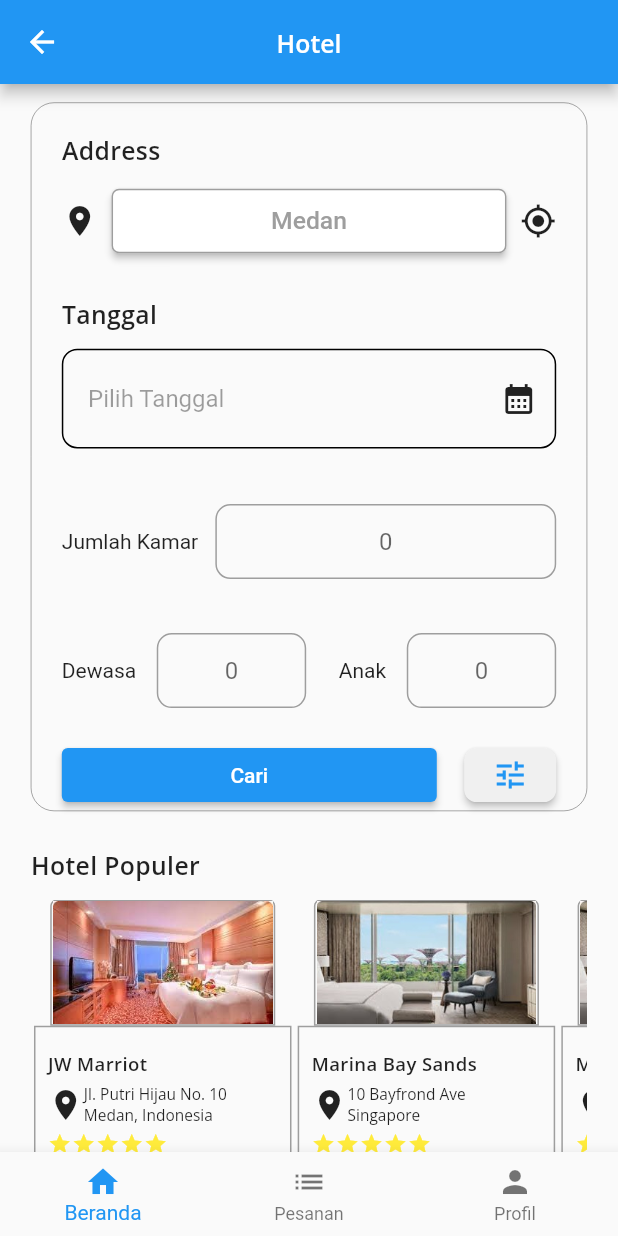
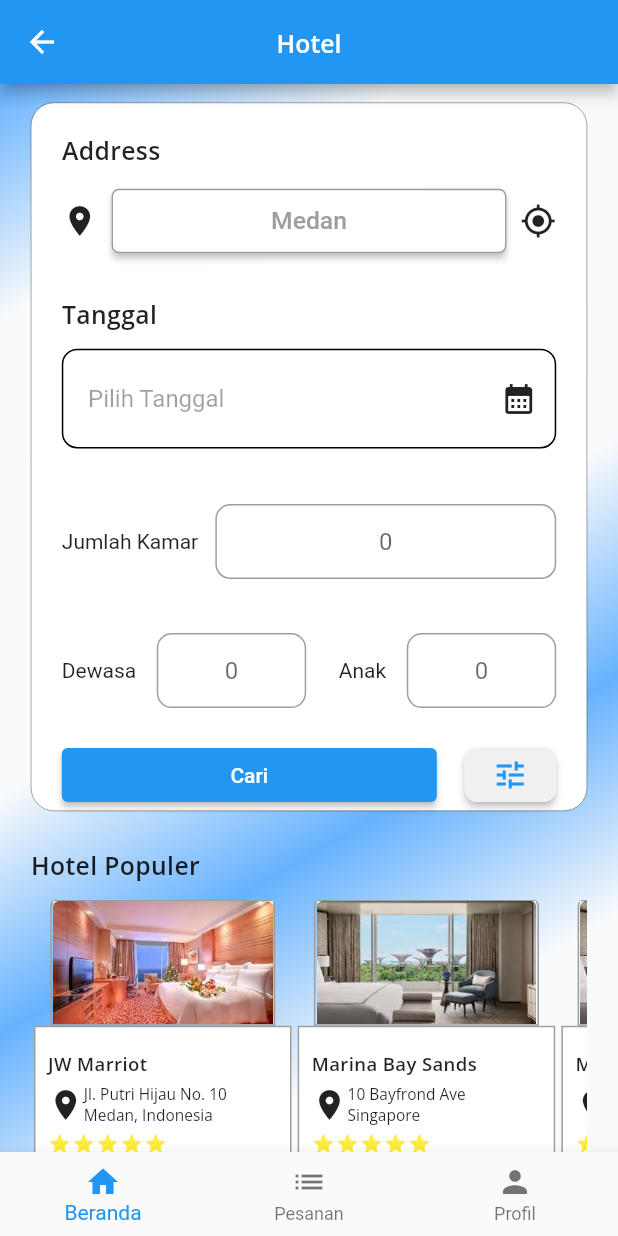
Before and after one commit to kanzulfkr/tripease, a Flutter app: the HotelHome screen opened directly, on a phone screen of 412 x 824 dp. Run offline on Flutter 3.47's test engine with Material 2 defaults, Android fonts, the phone set to English and light mode, and no system bars; our stand-ins replace carousel_slider, dio, dropdown_button2, email_validator, flutter_rating_bar, flutter_screenutil and 9 more; accounts and stored records are empty.

Commit message:
modify ui

```diff
--- a/lib/hotel_features/filter_bottomsheet/view/sheet.dart
+++ b/lib/hotel_features/filter_bottomsheet/view/sheet.dart
@@ -433,6 +433,7 @@ class MyCustomBottomSheetState extends State<MyCustomBottomSheet> {
                     await searchHotel.searchHotel();
                     debugPrint('PAnjang : ${searchHotel.hotelFiltered.length}');
                   }
+                  Navigator.pop(context);
                   // Function
                 },
                 style: ElevatedButton.styleFrom(
--- a/lib/hotel_features/hotel_home/view/clone.dart
+++ b/lib/hotel_features/hotel_home/view/clone.dart
@@ -234,7 +234,23 @@ class HotelHomeState extends State<HotelHome> {
         ),
         centerTitle: true,
       ),
-      body: SingleChildScrollView(
+      body: Container(
+        decoration: BoxDecoration(
+          gradient: LinearGradient(
+              begin: Alignment.topLeft,
+              end: Alignment.bottomRight,
+              colors: [
+                Color(0xFF66B2FF),
+                Color(0xFFF9FAFB),
+                Color(0xFFF9FAFB),
+                Color(0xFFF9FAFB),
+                Color(0xFF66B2FF),
+                Color(0xFFF9FAFB),
+                Color(0xFFF9FAFB),
+              ],
+            ),
+        ),
+        child: SingleChildScrollView(
           child: Container(
             alignment: Alignment.topCenter,
             padding: EdgeInsets.symmetric(
@@ -247,6 +263,7 @@ class HotelHomeState extends State<HotelHome> {
                 ),
                 DecoratedBox(
                   decoration: BoxDecoration(
+                    color: Colors.white,
                     border: Border.all(
                       width: 0.2.w,
                     ),
@@ -831,6 +848,7 @@ class HotelHomeState extends State<HotelHome> {
                                               width: 150.w,
                                               height: 140.h,
                                               decoration: BoxDecoration(
+                                                color: Colors.white,
                                                 border: Border.all(
                                                   color: Colors.grey,
                                                   width: 1.0,
@@ -996,6 +1014,7 @@ class HotelHomeState extends State<HotelHome> {
                                               width: 150,
                                               height: 140,
                                               decoration: BoxDecoration(
+                                                color: Colors.white,
                                                 border: Border.all(
                                                   color: Colors.grey,
                                                   width: 1.0,
@@ -1121,6 +1140,7 @@ class HotelHomeState extends State<HotelHome> {
             ),
           ),
         ),
+      ),
       bottomNavigationBar: BottomNavigationBar(
         items: const [
           BottomNavigationBarItem(
--- a/pubspec.yaml
+++ b/pubspec.yaml
@@ -30,6 +30,7 @@ dependencies:
   image_cropper: ^5.0.0
   image_picker: ^0.8.9
   qr_flutter: ^4.1.0
+  carousel_slider: ^4.2.1
 
 dev_dependencies:
   flutter_test:
```
Also changed, not shown: lib/hotel_features/detail_hotel/view/detail_hotel_view.dart (+14 -4 lines), pubspec.lock. Lines whose indentation alone changed are shown as unchanged.
